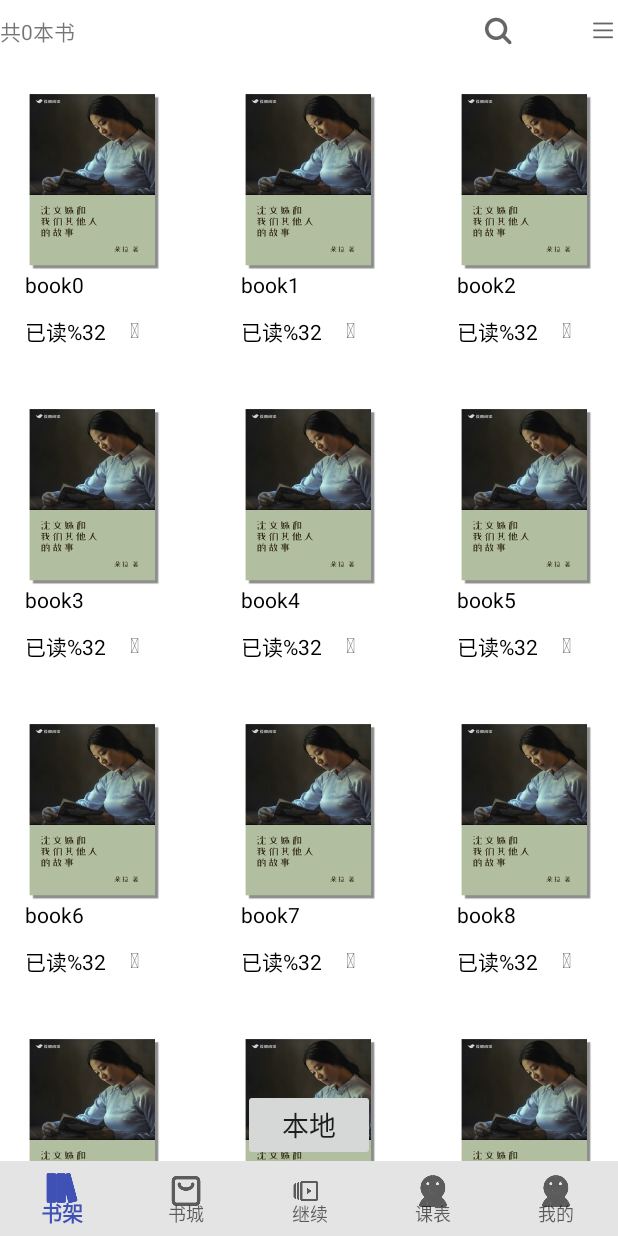
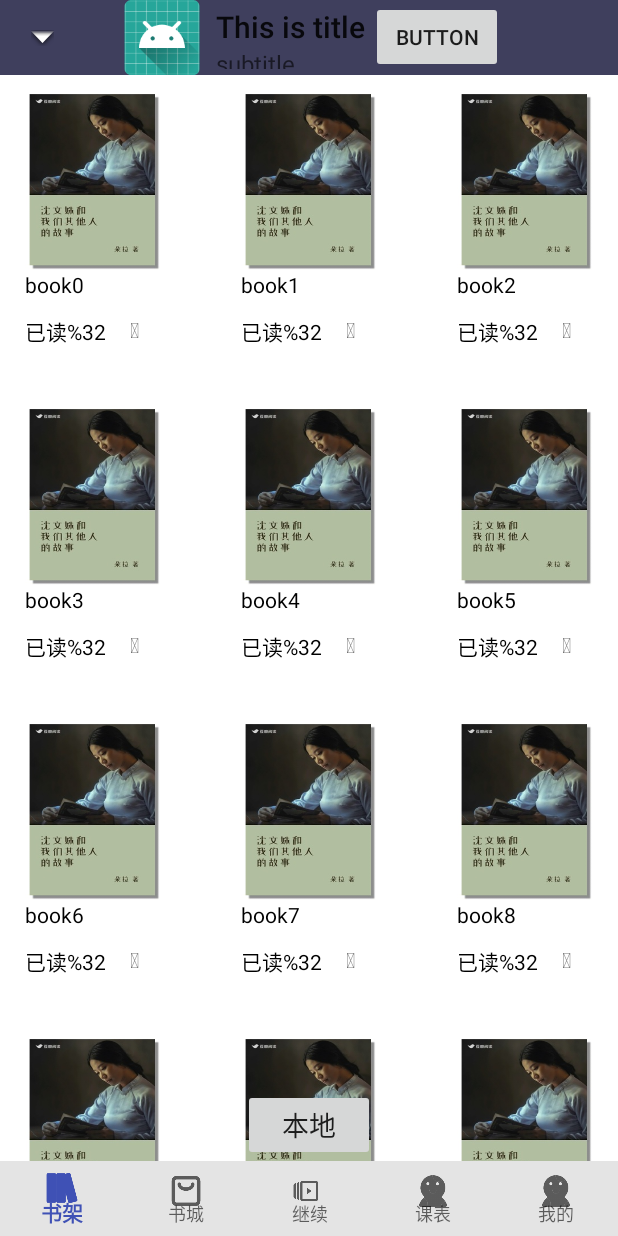
Before and after one commit to LiangGaoUser/AndroidEbook, an Android app: the screen it shows after launch (MainActivity), on a phone screen of 412 x 824 dp. Run offline under Robolectric (Android 15) with nearby library versions, the phone set to English and light mode, and no system bars; libraries missing offline, so code that uses them is left out: com.bigkoo.convenientbanner, it.neokree.materialtabs; Roboto replaces fonts that are not available here; 11 statements that could not run were skipped.

Commit message:
在书架添加toolbar

```diff
--- a/app/src/main/AndroidManifest.xml
+++ b/app/src/main/AndroidManifest.xml
@@ -26,6 +26,7 @@
         <activity android:name=".Activity_RecyclerView"></activity>
         <activity android:name=".MainActivity3"></activity>
         <activity android:name=".Activity_SearchView"></activity>
+        <activity android:name=".Activity_BookShelfAddBar"></activity>
     </application>
 
 </manifest>
--- a/app/src/main/java/com/lianggao/whut/androidebook/Activity_BookPage.java
+++ b/app/src/main/java/com/lianggao/whut/androidebook/Activity_BookPage.java
@@ -9,7 +9,7 @@ import android.view.View;
 import android.widget.Toast;
 
 import com.lianggao.whut.androidebook.View.BookPageView;
-
+//翻页页面的实现，还不知道如何结合
 public class Activity_BookPage extends FragmentActivity {
     private BookPageView bookPageView;
     private float x,y,width,height;
--- a/app/src/main/java/com/lianggao/whut/androidebook/Fragment/FragmentBookShelf.java
+++ b/app/src/main/java/com/lianggao/whut/androidebook/Fragment/FragmentBookShelf.java
@@ -5,8 +5,12 @@ import android.os.Bundle;
 import android.support.annotation.NonNull;
 import android.support.annotation.Nullable;
 import android.support.v4.app.Fragment;
+import android.support.v7.app.AppCompatActivity;
+import android.support.v7.widget.Toolbar;
 import android.util.Log;
 import android.view.LayoutInflater;
+import android.view.Menu;
+import android.view.MenuInflater;
 import android.view.MenuItem;
 import android.view.View;
 import android.view.ViewGroup;
@@ -31,13 +35,14 @@ public class FragmentBookShelf extends ViewPageFragment {
     private BookShelfGridView bookShelfGridView;//书架布局类
     //private Button back_Btn;//书架中的返回按钮
     private BookShelfGridViewAdapter bookShelfGridViewAdapter;
-    private TextView  id_tv_book_number;
+    /*private TextView  id_tv_book_number;
     private TextView id_tv_book_menu;
-    private TextView id_tv_book_search;
+    private TextView id_tv_book_search;*/
     private List<String> book_name_list;//书名集合
     private List<Integer>book_post_list;//书的封面集合
     private List<Integer>book_percent_list;//书的已读百分比集合
     private List<Boolean>book_download_list;//书是否已经下载的集合
+    private Toolbar toolbar;
     //    @Nullable
     @Override
     public View onCreateView(@NonNull LayoutInflater inflater, @Nullable ViewGroup container, @Nullable Bundle savedInstanceState) {
@@ -47,13 +52,13 @@ public class FragmentBookShelf extends ViewPageFragment {
             initData();
             bookShelfGridViewAdapter=new BookShelfGridViewAdapter(getContext(),book_name_list,book_post_list,book_percent_list,book_download_list);
             bookShelfGridView.setAdapter(bookShelfGridViewAdapter);
-            id_tv_book_number=(TextView)rootView.findViewById(R.id.id_tv_book_number);
+            /*id_tv_book_number=(TextView)rootView.findViewById(R.id.id_tv_book_number);
             id_tv_book_menu=(TextView)rootView.findViewById(R.id.id_tv_book_menu);
-            id_tv_book_search=(TextView)rootView.findViewById(R.id.id_tv_book_search);
+            id_tv_book_search=(TextView)rootView.findViewById(R.id.id_tv_book_search);*/
 
-            Typeface iconfont= Typeface.createFromAsset(this.getActivity().getAssets(), "iconfont/iconfont.ttf");
+            /*Typeface iconfont= Typeface.createFromAsset(this.getActivity().getAssets(), "iconfont/iconfont.ttf");
             id_tv_book_menu.setTypeface(iconfont);
-            id_tv_book_search.setTypeface(iconfont);
+            id_tv_book_search.setTypeface(iconfont);*/
 
            /* back_Btn.setOnClickListener(new View.OnClickListener() {
                 @Override
@@ -68,6 +73,25 @@ public class FragmentBookShelf extends ViewPageFragment {
                     Toast.makeText(getContext(),"点击了书本"+position,Toast.LENGTH_LONG).show();
                 }
             });*/
+            toolbar=(Toolbar)rootView.findViewById(R.id.toolbar);
+            toolbar.inflateMenu(R.menu.menu_bookshelf_toolbar);
+            toolbar.setOnMenuItemClickListener(new Toolbar.OnMenuItemClickListener() {
+                @Override
+                public boolean onMenuItemClick(MenuItem menuItem) {
+                    switch (menuItem.getItemId()) {
+                        case R.id.toolbar_search:
+                            Log.i("haha", "toolbar_search");
+                            return true;
+                        case R.id.toolbar_action1:
+                            Log.i("haha", "toolbar_action1");
+                            return true;
+                        case R.id.toolbar_action2:
+                            Log.i("haha", "toolbar_action2");
+                            return true;
+                    }
+                    return true;
+                }
+            });
 
         }
         return rootView;
@@ -144,7 +168,35 @@ public class FragmentBookShelf extends ViewPageFragment {
         }
     }
 
+    /*@Override
+    public void onCreateOptionsMenu(Menu menu, MenuInflater inflater) {
+        menu.clear();
+        inflater.inflate(R.menu.menu_bookshelf_toolbar, menu);
+        super.onCreateOptionsMenu(menu,inflater);
+    }
 
+    @Override
+    public boolean onOptionsItemSelected(MenuItem item) {
+        switch (item.getItemId()) {
+            case R.id.toolbar_search:
+                Log.i("haha", "toolbar_search");
+                return true;
+            case R.id.toolbar_action1:
+                Log.i("haha", "toolbar_action1");
+                return true;
+            case R.id.toolbar_action2:
+                Log.i("haha", "toolbar_action2");
+                return true;
+        }
+        return true;
+    }
 
-
+    @Override
+    public void onActivityCreated(@Nullable Bundle savedInstanceState) {
+        setHasOptionsMenu(true);
+        AppCompatActivity appCompatActivity= (AppCompatActivity) getActivity();
+        Toolbar toolbar= (Toolbar) appCompatActivity.findViewById(R.id.toolbar);
+        appCompatActivity.setSupportActionBar(toolbar);
+        super.onActivityCreated(savedInstanceState);
+    }*/
 }
--- a/app/src/main/java/com/lianggao/whut/androidebook/MainActivity3.java
+++ b/app/src/main/java/com/lianggao/whut/androidebook/MainActivity3.java
@@ -31,6 +31,7 @@ import java.util.List;
 import static org.litepal.LitePalApplication.getContext;
 
 //用来测试带有阴影的图片和文字 BlurMaskFilterView EmbossMaskFilterView  MainActivity3.xml
+//实现分类页面，activity_main3,已经合并到FragmentBookStoreKind
 public class MainActivity3 extends Activity {
     //private ImageView imageView;
     private RecyclerView recyclerView;
--- a/app/src/main/res/layout/fragment_bookshelf.xml
+++ b/app/src/main/res/layout/fragment_bookshelf.xml
@@ -1,17 +1,5 @@
 <?xml version="1.0" encoding="utf-8"?>
-<!--<TextView xmlns:android="http://schemas.android.com/apk/res/android"
-        android:id="@+id/fragment_bookshelf"
-        android:layout_width="match_parent"
-        android:layout_height="wrap_content"
-        android:gravity="center_horizontal"
-        android:text="fragment_bookshelf"
-        android:textSize="20dp"/>-->
-<RelativeLayout xmlns:android="http://schemas.android.com/apk/res/android"
-    xmlns:custom="http://schemas.android.com/apk/res-auto"
-    android:layout_height="match_parent"
-    android:layout_width="match_parent"
-    xmlns:app="http://schemas.android.com/apk/res-auto"
-    >
+<!--
 <TextView
     android:id="@+id/id_tv_book_number"
     android:layout_width="100dp"
@@ -40,9 +28,36 @@
 android:layout_marginTop="10dp"
 android:layout_marginLeft="100dp"
     />
+-->
+<RelativeLayout xmlns:android="http://schemas.android.com/apk/res/android"
+    xmlns:custom="http://schemas.android.com/apk/res-auto"
+    android:layout_height="match_parent"
+    android:layout_width="match_parent"
+    xmlns:app="http://schemas.android.com/apk/res-auto"
+    >
+
+
+
+
+    <android.support.v7.widget.Toolbar
+        android:id="@+id/toolbar"
+        app:logo="@mipmap/ic_launcher"
+        app:title="This is title"
+        app:subtitle="subtitle"
+        app:navigationIcon="@android:drawable/arrow_down_float"
+        android:background="@color/colorPurple"
+        android:layout_width="match_parent"
+        android:layout_height="50dp">
+
+        <Button
+            android:text="Button"
+            android:layout_width="wrap_content"
+            android:layout_height="wrap_content"/>
+
+    </android.support.v7.widget.Toolbar>
     <com.lianggao.whut.androidebook.View.BookShelfGridView
         android:id="@+id/BookShelfGridView"
-        android:layout_below="@id/id_tv_book_number"
+        android:layout_below="@id/toolbar"
         android:layout_width="match_parent"
         android:layout_height="match_parent"
         app:layout_constraintBottom_toBottomOf="parent"
--- a/app/src/main/res/values/colors.xml
+++ b/app/src/main/res/values/colors.xml
@@ -10,4 +10,6 @@
     <color name="colorLiteGreen">#ecf7f7</color>
     <color name="colorThinWhite">#f9f7f7</color>
     <color name="colorVeryThinWhite">#EDEDED</color>
+    <color name="colorPurple">#3F3F5D</color>
+
 </resources>
--- a/app/src/main/res/values/styles.xml
+++ b/app/src/main/res/values/styles.xml
@@ -1,11 +1,16 @@
 <resources>
 
     <!-- Base application theme. -->
-    <style name="AppTheme" parent="Base.Theme.AppCompat.Light.DarkActionBar">
+    <!--<style name="AppTheme" parent="Base.Theme.AppCompat.Light.DarkActionBar">
+        &lt;!&ndash; Customize your theme here. &ndash;&gt;
+        <item name="colorPrimary">@color/colorPrimary</item>
+        <item name="colorPrimaryDark">@color/colorPrimaryDark</item>
+        <item name="colorAccent">@color/colorAccent</item>
+    </style>-->
+    <style name="AppTheme" parent="Theme.AppCompat.Light.NoActionBar">
         <!-- Customize your theme here. -->
         <item name="colorPrimary">@color/colorPrimary</item>
         <item name="colorPrimaryDark">@color/colorPrimaryDark</item>
         <item name="colorAccent">@color/colorAccent</item>
     </style>
-
 </resources>
```
Lines whose indentation alone changed are shown as unchanged.
